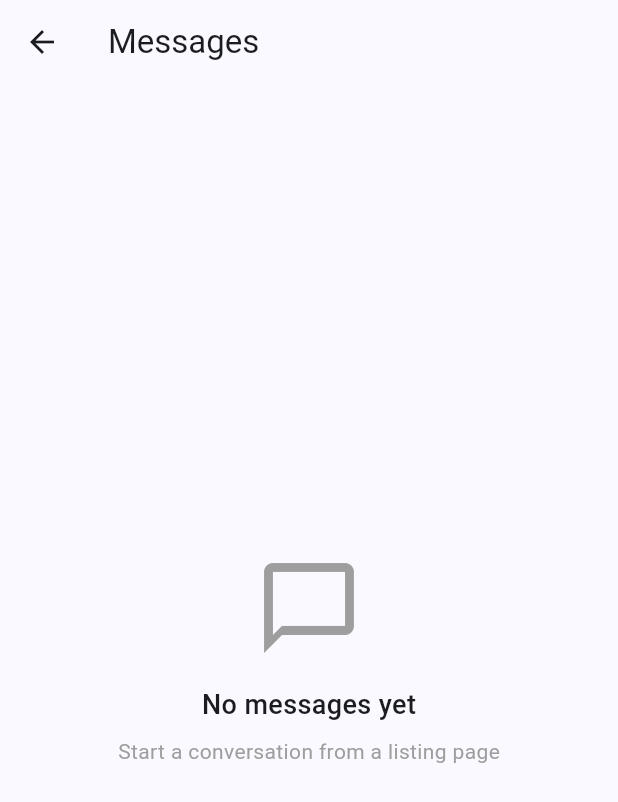
After one commit to paulchembe/ZedStay, a Flutter app: the HomeScreen screen opened by its route, after a tap on "Messages", on a phone screen of 412 x 824 dp. The commit adds this screen. Shown: the top 802 px of the screen. Run offline on Flutter 3.47's test engine with Material 3 defaults, Android fonts, the phone set to English and light mode, and no system bars; our stand-ins replace flutter_riverpod, go_router, image_picker, supabase_flutter; accounts and stored records are empty; network calls fail.

Commit message:
feat: messaging system complete — conversations and real-time chat

```diff
--- a/zamstay_app/lib/features/home/presentation/screens/home_screen.dart
+++ b/zamstay_app/lib/features/home/presentation/screens/home_screen.dart
@@ -79,6 +79,17 @@ class HomeScreen extends ConsumerWidget {
                     horizontal: 24, vertical: 12),
               ),
             ),
+            const SizedBox(height: 12),
+            ElevatedButton.icon(
+              onPressed: () => context.go('/messages'),
+              icon: const Icon(Icons.chat_outlined),
+              label: const Text('Messages'),
+              style: ElevatedButton.styleFrom(
+                backgroundColor: const Color(0xFF534AB7),
+                foregroundColor: Colors.white,
+                padding: const EdgeInsets.symmetric(horizontal: 24, vertical: 12),
+              ),
+            ),
           ],
         ),
       ),
--- a/zamstay_app/lib/features/listings/presentation/screens/listing_detail_screen.dart
+++ b/zamstay_app/lib/features/listings/presentation/screens/listing_detail_screen.dart
@@ -2,6 +2,7 @@ import 'package:flutter/material.dart';
 import 'package:flutter_riverpod/flutter_riverpod.dart';
 import 'package:go_router/go_router.dart';
 import '../../domain/listing_model.dart';
+import '../../../messaging/data/messaging_repository.dart';
 
 class ListingDetailScreen extends ConsumerWidget {
   final ListingModel listing;
--- /dev/null
+++ b/zamstay_app/lib/features/messaging/presentation/providers/messaging_provider.dart
@@ -0,0 +1,16 @@
+import 'package:flutter_riverpod/flutter_riverpod.dart';
+import '../../data/messaging_repository.dart';
+
+final messagingRepositoryProvider = Provider<MessagingRepository>(
+  (ref) => MessagingRepository(),
+);
+
+final conversationsProvider = FutureProvider<List<Map<String, dynamic>>>(
+  (ref) => ref.watch(messagingRepositoryProvider).getConversations(),
+);
+
+final messagesProvider =
+    StreamProvider.family<List<Map<String, dynamic>>, String>(
+  (ref, conversationId) =>
+      ref.watch(messagingRepositoryProvider).getMessages(conversationId),
+);
--- /dev/null
+++ b/zamstay_app/lib/features/messaging/presentation/screens/conversations_screen.dart
@@ -0,0 +1,87 @@
+import 'package:flutter/material.dart';
+import 'package:flutter_riverpod/flutter_riverpod.dart';
+import 'package:go_router/go_router.dart';
+import 'package:supabase_flutter/supabase_flutter.dart';
+import '../providers/messaging_provider.dart';
+
+class ConversationsScreen extends ConsumerWidget {
+  const ConversationsScreen({super.key});
+
+  @override
+  Widget build(BuildContext context, WidgetRef ref) {
+    final conversations = ref.watch(conversationsProvider);
+    final currentUserId = Supabase.instance.client.auth.currentUser?.id;
+
+    return Scaffold(
+      appBar: AppBar(
+        title: const Text('Messages'),
+        leading: IconButton(
+          icon: const Icon(Icons.arrow_back),
+          onPressed: () => context.go('/home'),
+        ),
+      ),
+      body: conversations.when(
+        loading: () => const Center(child: CircularProgressIndicator()),
+        error: (e, _) => Center(child: Text('Error: $e')),
+        data: (convos) {
+          if (convos.isEmpty) {
+            return const Center(
+              child: Column(
+                mainAxisAlignment: MainAxisAlignment.center,
+                children: [
+                  Icon(Icons.chat_bubble_outline,
+                      size: 72, color: Colors.grey),
+                  SizedBox(height: 16),
+                  Text('No messages yet',
+                      style: TextStyle(
+                          fontSize: 18, fontWeight: FontWeight.w500)),
+                  SizedBox(height: 8),
+                  Text('Start a conversation from a listing page',
+                      style: TextStyle(color: Colors.grey)),
+                ],
+              ),
+            );
+          }
+          return ListView.separated(
+            padding: const EdgeInsets.all(16),
+            itemCount: convos.length,
+            separatorBuilder: (_, __) => const Divider(),
+            itemBuilder: (context, index) {
+              final convo = convos[index];
+              final isHost = convo['host_id'] == currentUserId;
+              final otherPerson = isHost
+                  ? convo['guest']['full_name'] ?? 'Guest'
+                  : convo['host']['full_name'] ?? 'Host';
+              final listingTitle =
+                  convo['listing']['title'] ?? 'Listing';
+
+              return ListTile(
+                leading: CircleAvatar(
+                  backgroundColor: const Color(0xFF1B3A6B),
+                  child: Text(
+                    otherPerson[0].toUpperCase(),
+                    style: const TextStyle(color: Colors.white),
+                  ),
+                ),
+                title: Text(otherPerson,
+                    style:
+                        const TextStyle(fontWeight: FontWeight.w600)),
+                subtitle: Text(listingTitle,
+                    style: const TextStyle(color: Colors.grey)),
+                trailing: const Icon(Icons.chevron_right),
+                onTap: () => context.go(
+                  '/chat',
+                  extra: {
+                    'conversationId': convo['id'],
+                    'otherPersonName': otherPerson,
+                    'listingTitle': listingTitle,
+                  },
+                ),
+              );
+            },
+          );
+        },
+      ),
+    );
+  }
+}
```
Also changed, not shown: zamstay_app/lib/core/router/app_router.dart (+17 -0 lines), zamstay_app/lib/features/messaging/data/messaging_repository.dart (added, +90 -0 lines), zamstay_app/lib/features/messaging/presentation/screens/chat_screen.dart (added, +212 -0 lines).
